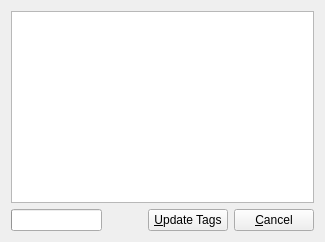
First picture: the form in src/dialogs/MusicBrainzTagger.ui, repository KDE/amarok, before the edit.
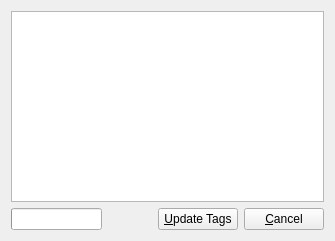
Second picture: the form after the edit. Custom widgets are drawn as their Qt base class.

What changed in the file:
```diff
--- a/src/dialogs/MusicBrainzTagger.ui
+++ b/src/dialogs/MusicBrainzTagger.ui
@@ -8,6 +8,14 @@
   <property name="windowModality">
    <enum>Qt::WindowModal</enum>
   </property>
+  <property name="geometry">
+   <rect>
+    <x>0</x>
+    <y>0</y>
+    <width>335</width>
+    <height>241</height>
+   </rect>
+  </property>
   <property name="windowTitle">
    <string>MusicBrainz Tagger</string>
   </property>
```
